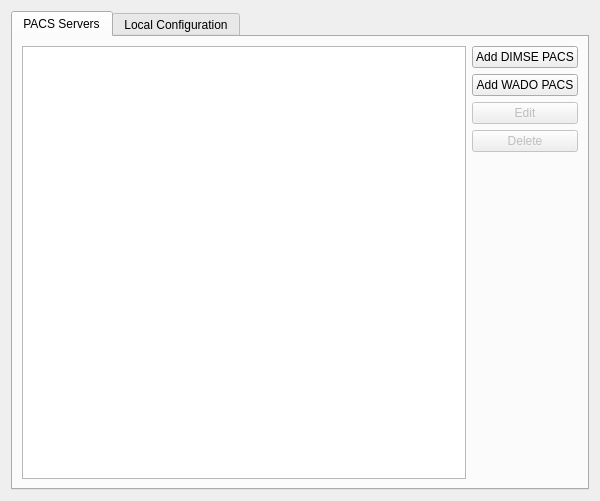
This is starviewer/src/inputoutput/qpacsconfigurationscreenbase.ui in starviewer-medical/starviewer as Qt 5 draws it before an edit. The edited form follows.
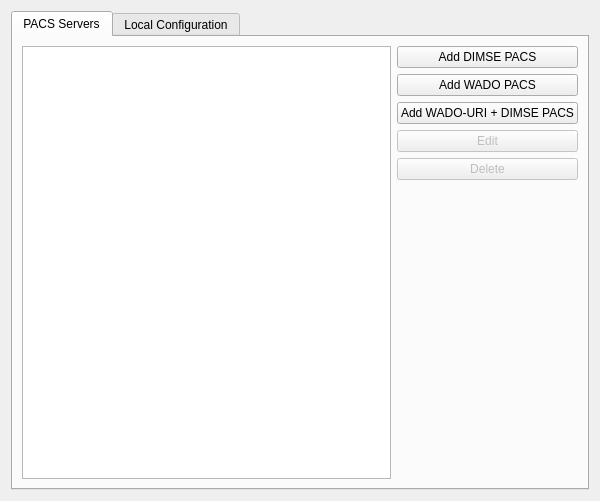
This is the edited form. Icons and pictures are not drawn.

Commit message:
ENH: Implement WADO-URI. #2866
At the PACS level, since WADO-URI is only for retrieving instances, a
new PACS type has been added: WADO-URI + DIMSE. It uses WADO-URI for the
retrieve and DIMSE for the rest (searches and stores).

```diff
--- a/starviewer/src/inputoutput/qpacsconfigurationscreenbase.ui
+++ b/starviewer/src/inputoutput/qpacsconfigurationscreenbase.ui
@@ -83,6 +83,17 @@
            </property>
           </widget>
          </item>
+         <item>
+          <widget class="QPushButton" name="m_addWadoUriDimsePacsPushButton">
+           <property name="text">
+            <string>Add WADO-URI + DIMSE PACS</string>
+           </property>
+           <property name="icon">
+            <iconset resource="../main/themes/starviewer/starviewer.qrc">
+             <normaloff>:/images/icons/list-add.svg</normaloff>:/images/icons/list-add.svg</iconset>
+           </property>
+          </widget>
+         </item>
          <item>
           <widget class="QPushButton" name="m_editPushButton">
            <property name="enabled">
```
The commit also changes 34 other files.
